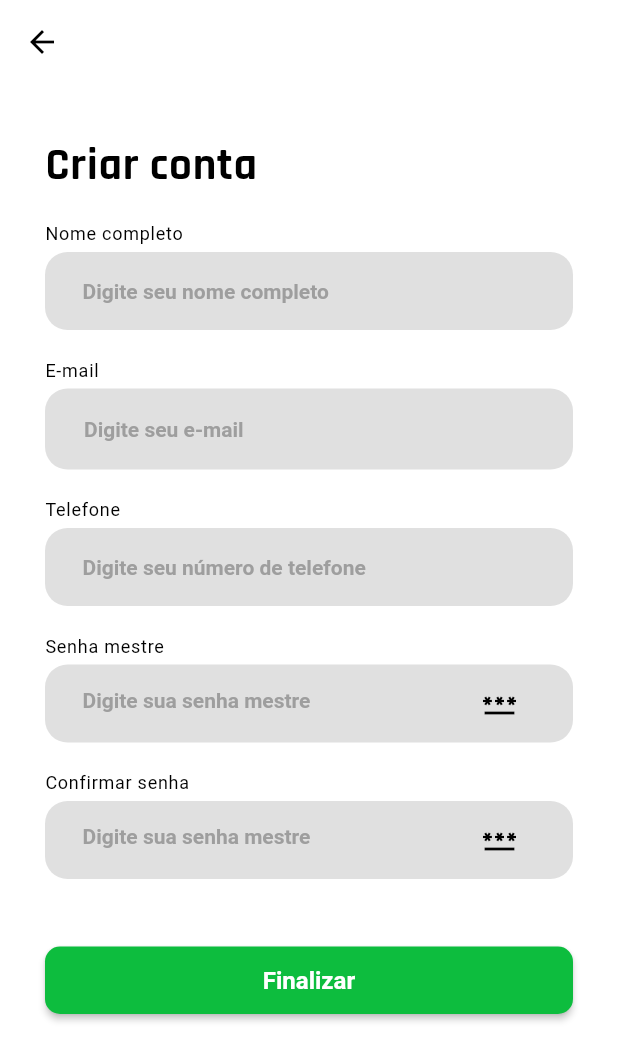
After one commit to PasswordHub/ArrowHead, a Flutter app: the SingupScreen screen opened by its route, on a phone screen of 412 x 824 dp. The commit adds this screen. Shown: the top 1061 px of the screen. Run offline on Flutter 3.47's test engine with Material 2 defaults, Android fonts, the phone set to English and light mode, and no system bars; our stand-ins replace email_validator; Roboto replaces fonts that are missing (Arial).

Commit message:
Tela de cadastro criada

```diff
--- a/arrowhead/lib/main.dart
+++ b/arrowhead/lib/main.dart
@@ -1,6 +1,7 @@
 import 'package:arrowhead/providers/theme_provider.dart';
 import 'package:arrowhead/screens/CreateEditPassword/create_edit_password.dart';
 import 'package:arrowhead/screens/HomePage/home_page.dart';
+import 'package:arrowhead/screens/SignUp/signup_screen.dart';
 import 'package:flutter/material.dart';
 import 'package:provider/provider.dart';
 import 'screens/Login/login_screen.dart';
@@ -38,6 +39,7 @@ class MyMaterialApp extends StatelessWidget {
       home: LoginScreen(),
       routes: {
         LoginScreen.routeName: (ctx) => LoginScreen(),
+        SingupScreen.routeName: (ctx) => SingupScreen(),
         HomePage.routeName: (ctx) => HomePage(),
         CreateEditPassword.routeName: (ctx) => CreateEditPassword()
       },
--- a/arrowhead/lib/screens/Login/login_screen.dart
+++ b/arrowhead/lib/screens/Login/login_screen.dart
@@ -1,5 +1,6 @@
 import 'package:arrowhead/providers/theme_provider.dart';
 import 'package:arrowhead/screens/HomePage/home_page.dart';
+import 'package:arrowhead/screens/SignUp/signup_screen.dart';
 import 'package:flutter/material.dart';
 import 'package:email_validator/email_validator.dart';
 
@@ -79,33 +80,7 @@ class _LoginScreenState extends State<LoginScreen> {
                             //TODO: forgot password logic
                           },
                         ),
-                        Container(
-                          height: 50,
-                          padding: const EdgeInsets.only(top: 5),
-                          child: ElevatedButton(
-                            style: ButtonStyle(
-                                backgroundColor: MaterialStateProperty.all(
-                                    const Color.fromARGB(255, 13, 189, 62)),
-                                shape: MaterialStateProperty.all<
-                                        RoundedRectangleBorder>(
-                                    RoundedRectangleBorder(
-                                  borderRadius: BorderRadius.circular(10.0),
-                                ))),
-                            onPressed: () async {
-                              //TODO: login logic
-                              Navigator.of(context)
-                                  .pushReplacementNamed(HomePage.routeName);
-                            },
-                            child: const Text(
-                              'Entrar',
-                              style: TextStyle(
-                                fontSize: 16,
-                                fontWeight: FontWeight.w700,
-                                color: Colors.white,
-                              ),
-                            ),
-                          ),
-                        ),
+                        loginBtn(),
                         const SizedBox(height: 60),
                         Center(
                           child: signInBtn(Icons.add),
@@ -123,6 +98,32 @@ class _LoginScreenState extends State<LoginScreen> {
     );
   }
 
+  Widget loginBtn() => Container(
+        height: 50,
+        padding: const EdgeInsets.only(top: 5),
+        child: ElevatedButton(
+          style: ButtonStyle(
+              backgroundColor: MaterialStateProperty.all(
+                  const Color.fromARGB(255, 13, 189, 62)),
+              shape: MaterialStateProperty.all<RoundedRectangleBorder>(
+                  RoundedRectangleBorder(
+                borderRadius: BorderRadius.circular(10.0),
+              ))),
+          onPressed: () async {
+            //TODO: login logic
+            Navigator.of(context).pushReplacementNamed(HomePage.routeName);
+          },
+          child: const Text(
+            'Entrar',
+            style: TextStyle(
+              fontSize: 16,
+              fontWeight: FontWeight.w700,
+              color: Colors.white,
+            ),
+          ),
+        ),
+      );
+
   /// Botão para a página de cadastro
   Widget signInBtn(IconData icon) {
     return Container(
@@ -139,7 +140,9 @@ class _LoginScreenState extends State<LoginScreen> {
         children: [
           Icon(icon, size: 24),
           TextButton(
-              onPressed: () {},
+              onPressed: () {
+                Navigator.of(context).pushNamed(SingupScreen.routeName);
+              },
               child: const Text(
                 'Criar conta',
                 style:
--- /dev/null
+++ b/arrowhead/lib/screens/SignUp/signup_screen.dart
@@ -0,0 +1,218 @@
+import 'package:email_validator/email_validator.dart';
+import 'package:flutter/cupertino.dart';
+import 'package:flutter/material.dart';
+
+class SingupScreen extends StatefulWidget {
+  static const routeName = '/signup-screen';
+
+  @override
+  _SingupScreenState createState() => _SingupScreenState();
+}
+
+class _SingupScreenState extends State<SingupScreen> {
+  final nameController = TextEditingController();
+  final phoneController = TextEditingController();
+  final emailController = TextEditingController();
+  final passwordController = TextEditingController();
+
+  String invalidEmailMsg = "";
+  bool showPassword = false;
+
+  @override
+  Widget build(BuildContext context) {
+    return Scaffold(
+      appBar: AppBar(
+        backgroundColor: Colors.white,
+        elevation: 0,
+        leading: IconButton(
+          icon: const Icon(Icons.arrow_back, color: Colors.black),
+          onPressed: (() => {Navigator.of(context).pop()}),
+        ),
+      ),
+      body: SingleChildScrollView(
+          child: Container(
+        padding: const EdgeInsets.symmetric(horizontal: 30, vertical: 15),
+        child: Column(
+            mainAxisAlignment: MainAxisAlignment.spaceAround,
+            crossAxisAlignment: CrossAxisAlignment.stretch,
+            children: [
+              SizedBox(height: 20),
+              const Text(
+                "Criar conta",
+                textAlign: TextAlign.left,
+                style: TextStyle(
+                    fontSize: 30,
+                    color: Colors.black,
+                    fontWeight: FontWeight.bold),
+              ),
+              SizedBox(height: 20),
+              userInput(nameController, "Nome completo",
+                  "Digite seu nome completo", TextInputType.name),
+              SizedBox(height: 20),
+              emailInput(emailController, "E-mail"),
+              SizedBox(height: 20),
+              userInput(emailController, "Telefone",
+                  "Digite seu número de telefone", TextInputType.number),
+              SizedBox(height: 20),
+              passwordInput(passwordController, "Senha mestre"),
+              SizedBox(height: 20),
+              passwordInput(passwordController, "Confirmar senha"),
+              SizedBox(height: 40),
+              signUpBtn()
+            ]),
+      )),
+    );
+  }
+
+  Widget signUpBtn() => Container(
+        height: 50,
+        width: double.infinity,
+        padding: const EdgeInsets.only(top: 5),
+        child: ElevatedButton(
+          style: ButtonStyle(
+              backgroundColor: MaterialStateProperty.all(
+                  const Color.fromARGB(255, 13, 189, 62)),
+              shape: MaterialStateProperty.all<RoundedRectangleBorder>(
+                  RoundedRectangleBorder(
+                borderRadius: BorderRadius.circular(10.0),
+              ))),
+          onPressed: () async {
+            //TODO: login logic
+            // Navigator.of(context).pushReplacementNamed(HomePage.routeName);
+          },
+          child: const Text(
+            'Finalizar',
+            style: TextStyle(
+              fontSize: 16,
+              fontWeight: FontWeight.w700,
+              color: Colors.white,
+            ),
+          ),
+        ),
+      );
+
+  Widget userInput(TextEditingController controller, String title, String hint,
+      TextInputType keyboard) {
+    return Column(
+        mainAxisAlignment: MainAxisAlignment.spaceAround,
+        crossAxisAlignment: CrossAxisAlignment.stretch,
+        children: [
+          Text(
+            title,
+            style: const TextStyle(
+                color: Colors.black, fontFamily: 'Arial', fontSize: 12),
+          ),
+          SizedBox(height: 5),
+          Container(
+            padding: const EdgeInsets.symmetric(horizontal: 25.0, vertical: 2),
+            decoration: BoxDecoration(
+                color: const Color.fromARGB(255, 224, 224, 224),
+                borderRadius: BorderRadius.circular(15)),
+            child: TextField(
+              controller: controller,
+              autocorrect: false,
+              enableSuggestions: true,
+              autofocus: false,
+              keyboardType: keyboard,
+              decoration: InputDecoration(
+                  hintText: hint,
+                  hintStyle: const TextStyle(
+                      color: Colors.grey,
+                      fontSize: 14,
+                      fontWeight: FontWeight.bold),
+                  border: InputBorder.none),
+            ),
+          )
+        ]);
+  }
+
+  Widget emailInput(TextEditingController controller, String title) {
+    return Column(
+        mainAxisAlignment: MainAxisAlignment.spaceAround,
+        crossAxisAlignment: CrossAxisAlignment.stretch,
+        children: [
+          Text(
+            title,
+            style: TextStyle(
+                color: Colors.black, fontFamily: 'Arial', fontSize: 12),
+          ),
+          SizedBox(height: 5),
+          Container(
+            padding: const EdgeInsets.symmetric(horizontal: 25.0, vertical: 2),
+            decoration: BoxDecoration(
+                color: const Color.fromARGB(255, 224, 224, 224),
+                border: Border.all(
+                    color: (invalidEmailMsg != "")
+                        ? Colors.red
+                        : Colors.transparent),
+                borderRadius: BorderRadius.circular(15)),
+            child: TextField(
+              controller: controller,
+              autocorrect: false,
+              enableSuggestions: true,
+              autofocus: false,
+              keyboardType: TextInputType.emailAddress,
+              decoration: const InputDecoration(
+                  hintText: "Digite seu e-mail",
+                  hintStyle: TextStyle(
+                      color: Colors.grey,
+                      fontSize: 14,
+                      fontWeight: FontWeight.bold),
+                  border: InputBorder.none),
+              onChanged: ((value) => {
+                    setState(() {
+                      invalidEmailMsg = EmailValidator.validate(value)
+                          ? ""
+                          : "Digite um e-mail válido";
+                    })
+                  }),
+            ),
+          )
+        ]);
+  }
+
+  Widget passwordInput(TextEditingController controller, String title) {
+    return Column(
+        mainAxisAlignment: MainAxisAlignment.spaceAround,
+        crossAxisAlignment: CrossAxisAlignment.stretch,
+        children: [
+          Text(
+            title,
+            style: TextStyle(
+                color: Colors.black, fontFamily: 'Arial', fontSize: 12),
+          ),
+          SizedBox(height: 5),
+          Container(
+            padding: const EdgeInsets.symmetric(horizontal: 25.0, vertical: 2),
+            decoration: BoxDecoration(
+                color: const Color.fromARGB(255, 224, 224, 224),
+                borderRadius: BorderRadius.circular(15)),
+            child: TextField(
+                obscureText: !showPassword,
+                controller: controller,
+                autocorrect: false,
+                enableSuggestions: false,
+                autofocus: false,
+                keyboardType: TextInputType.visiblePassword,
+                decoration: InputDecoration(
+                  hintText: "Digite sua senha mestre",
+                  hintStyle: const TextStyle(
+                      color: Colors.grey,
+                      fontSize: 14,
+                      fontWeight: FontWeight.bold),
+                  border: InputBorder.none,
+                  suffixIcon: IconButton(
+                      onPressed: (() {
+                        setState(() {
+                          showPassword = !showPassword;
+                        });
+                      }),
+                      color: Colors.black,
+                      icon: Icon(((showPassword)
+                          ? Icons.remove_red_eye
+                          : Icons.password))),
+                )),
+          )
+        ]);
+  }
+}
```
Also changed, not shown: arrowhead/lib/screens/SignUp/signup.dart (deleted).
